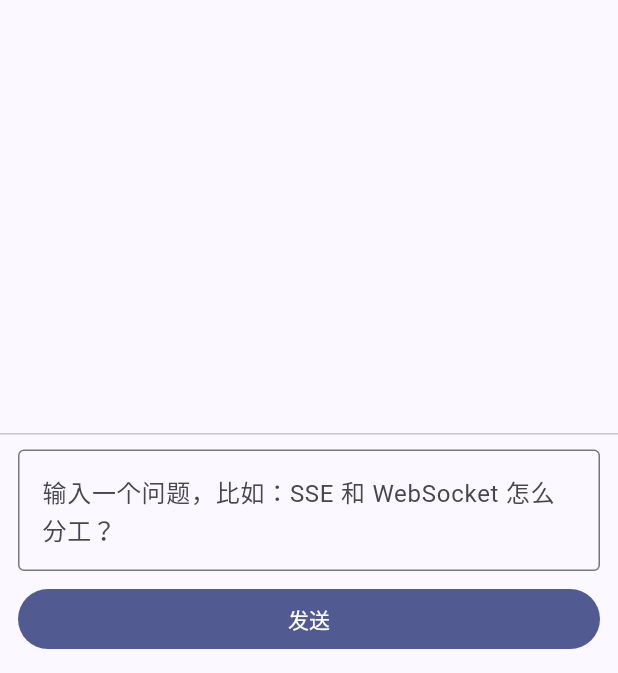
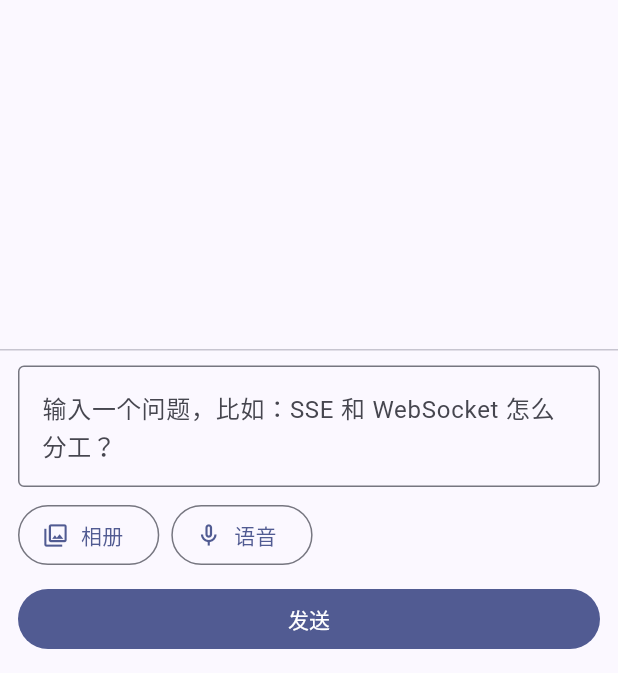
Before and after one commit to maochengfangv/21DaysALLIN, a Flutter app: the AiChatDemoPage screen opened by its route, on a phone screen of 412 x 824 dp, the part 563-1236 px from its top. Run offline on Flutter 3.47's test engine with Material 3 defaults, Android fonts, the light colour scheme and no system bars; our stand-ins replace cached_network_image, dio, plugin_platform_interface; missing offline and left inert: dart:ffi; accounts and stored records are empty.

Commit message:
预留两个按钮入口

```diff
--- a/flutter_demo/lib/ai_chat_demo/presentation/widgets/ai_chat_input_bar.dart
+++ b/flutter_demo/lib/ai_chat_demo/presentation/widgets/ai_chat_input_bar.dart
@@ -15,6 +15,18 @@ class AiChatInputBar extends StatelessWidget {
     required this.onSend,
     required this.onStop,
   });
+
+  void _showDevelopingToast(BuildContext context, String featureName) {
+    ScaffoldMessenger.of(context)
+      ..hideCurrentSnackBar()
+      ..showSnackBar(
+        SnackBar(
+          content: Text('$featureName 开发中....'),
+          behavior: SnackBarBehavior.floating,
+          duration: const Duration(seconds: 1),
+        ),
+      );
+  }
 
   @override
   Widget build(BuildContext context) {
@@ -36,6 +48,22 @@ class AiChatInputBar extends StatelessWidget {
               onSubmitted: (_) => onSend(),
             ),
             const SizedBox(height: 8),
+            Row(
+              children: [
+                OutlinedButton.icon(
+                  onPressed: () => _showDevelopingToast(context, '打开相册'),
+                  icon: const Icon(Icons.photo_library_outlined),
+                  label: const Text('相册'),
+                ),
+                const SizedBox(width: 8),
+                OutlinedButton.icon(
+                  onPressed: () => _showDevelopingToast(context, '语音输入'),
+                  icon: const Icon(Icons.mic_none_outlined),
+                  label: const Text('语音'),
+                ),
+              ],
+            ),
+            const SizedBox(height: 8),
             FilledButton(
               onPressed: canStop
                   ? onStop
```
